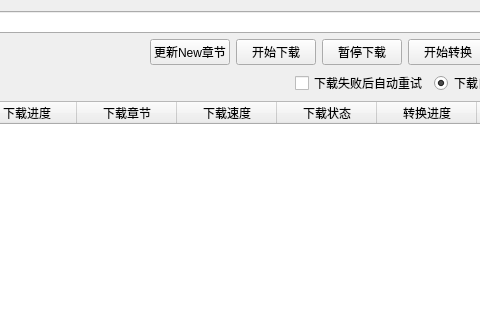
tonquer/picacg-qt, file ui/ui_download.ui: the form before one commit; both pictures show x 335 to 815 and y 0 to 320 of the 920 by 440 pixel window.
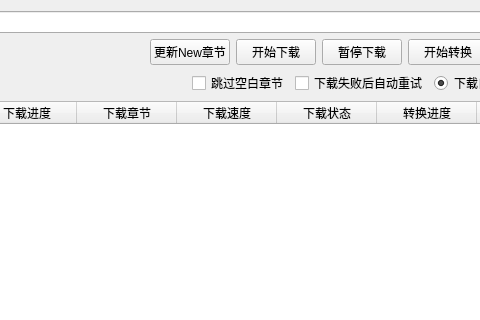
The form after the commit.

Patch:
```diff
--- a/ui/ui_download.ui
+++ b/ui/ui_download.ui
@@ -29,6 +29,13 @@
        </property>
       </spacer>
      </item>
+     <item>
+      <widget class="QCheckBox" name="skipSpaceRadio">
+       <property name="text">
+        <string>跳过空白章节</string>
+       </property>
+      </widget>
+     </item>
      <item>
       <widget class="QCheckBox" name="redownloadRadio">
        <property name="text">
```
